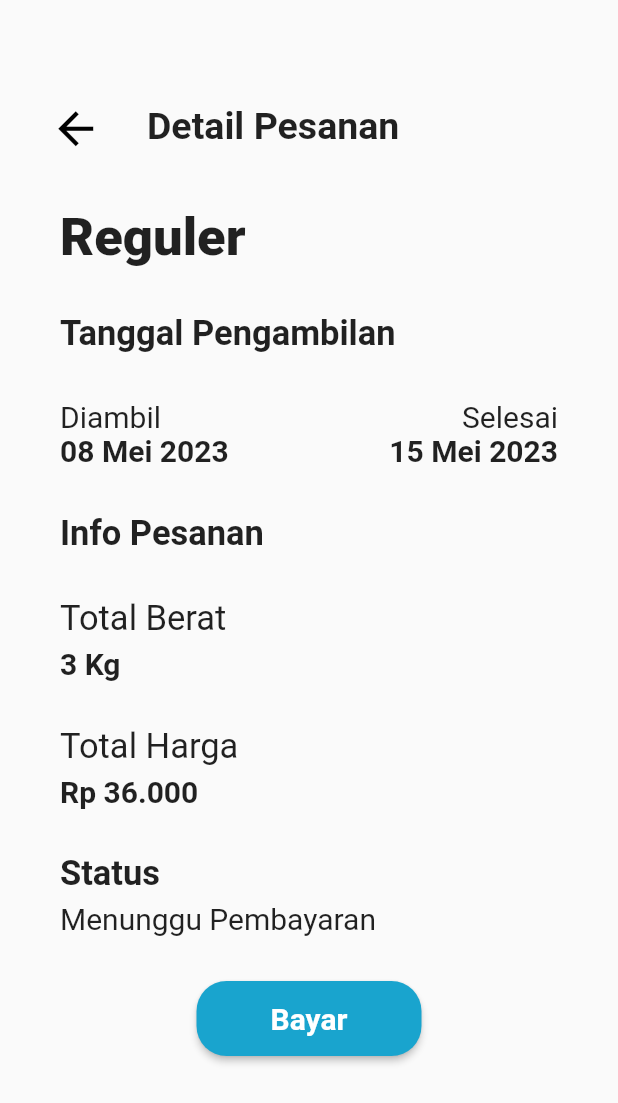
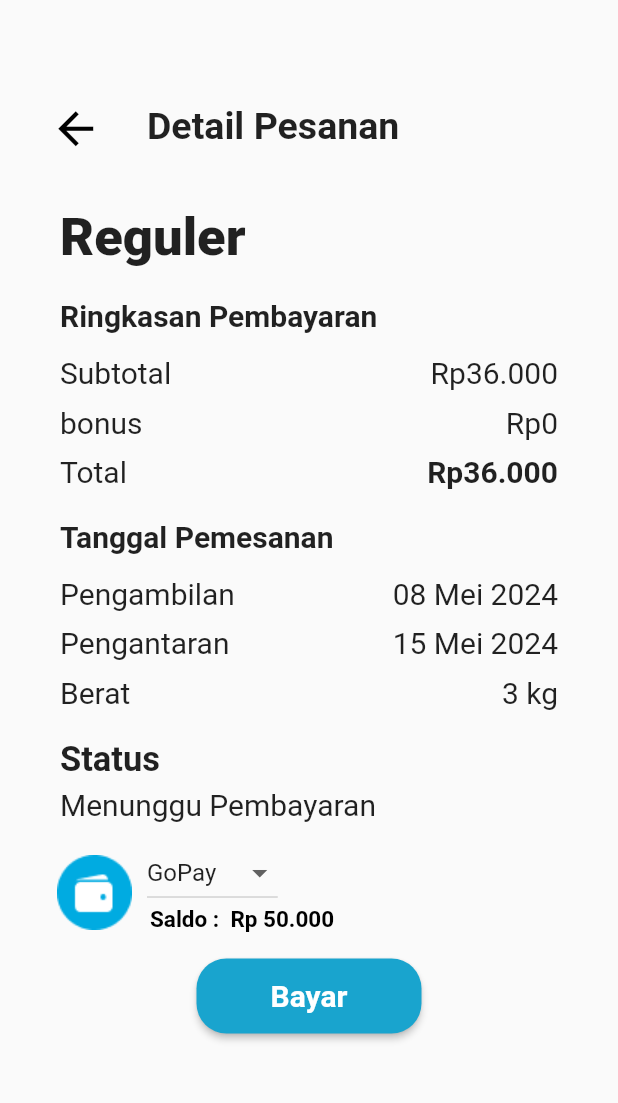
Before and after one commit to nouvosajja/Zuki-Laundry, a Flutter app: the Pesanan screen opened directly, on a phone screen of 412 x 824 dp. Shown: the top 1103 px of the screen. Run offline on Flutter 3.47's test engine with Material 2 defaults, Android fonts, the light colour scheme and no system bars; our stand-ins replace firebase_core, firebase_messaging, iconly, shared_preferences; accounts and stored records are empty.

Commit message:
[UB] fix, add feature

```diff
--- a/lib/pesanan.dart
+++ b/lib/pesanan.dart
@@ -1,5 +1,9 @@
 import 'package:flutter/material.dart';
 import 'package:zuki_laundry/pembayaran.dart';
+
+List<String> get list {
+  return ['GoPay', 'metode1', 'metode2', 'metode3'];
+}
 
 class Pesanan extends StatefulWidget {
   const Pesanan({super.key});
@@ -9,6 +13,7 @@ class Pesanan extends StatefulWidget {
 }
 
 class _PesananState extends State<Pesanan> {
+  String selectedValue = "GoPay";
   @override
   Widget build(BuildContext context) {
     return Scaffold(
@@ -55,26 +60,26 @@ class _PesananState extends State<Pesanan> {
             ),
           ),
           const Padding(
-            padding: EdgeInsets.only(top: 30, left: 40),
+            padding: EdgeInsets.only(top: 20, left: 40),
             child: Align(
               alignment: Alignment.centerLeft,
               child: Text(
-                'Tanggal Pengambilan',
+                'Ringkasan Pembayaran',
                 style: TextStyle(
-                  fontSize: 23,
+                  fontSize: 20,
                   fontWeight: FontWeight.w700,
                 ),
               ),
             ),
           ),
-          const SizedBox(height: 30),
+          const SizedBox(height: 15),
           Padding(
             padding: const EdgeInsets.symmetric(horizontal: 40),
             child: Row(
               // make text diambil & selesai
               children: const [
                 Text(
-                  'Diambil',
+                  'Subtotal',
                   style: TextStyle(
                     fontSize: 20,
                     fontWeight: FontWeight.w400,
@@ -82,7 +87,7 @@ class _PesananState extends State<Pesanan> {
                 ),
                 Spacer(),
                 Text(
-                  'Selesai',
+                  'Rp36.000',
                   style: TextStyle(
                     fontSize: 20,
                     fontWeight: FontWeight.w400,
@@ -91,21 +96,46 @@ class _PesananState extends State<Pesanan> {
               ],
             ),
           ),
+          const SizedBox(height: 10),
           Padding(
             padding: const EdgeInsets.symmetric(horizontal: 40),
             child: Row(
               // make text diambil & selesai
               children: const [
                 Text(
-                  '08 Mei 2023',
+                  'bonus',
                   style: TextStyle(
                     fontSize: 20,
-                    fontWeight: FontWeight.w700,
+                    fontWeight: FontWeight.w400,
                   ),
                 ),
                 Spacer(),
                 Text(
-                  '15 Mei 2023',
+                  'Rp0',
+                  style: TextStyle(
+                    fontSize: 20,
+                    fontWeight: FontWeight.w400,
+                  ),
+                ),
+              ],
+            ),
+          ),
+          const SizedBox(height: 10),
+          Padding(
+            padding: const EdgeInsets.symmetric(horizontal: 40),
+            child: Row(
+              // make text diambil & selesai
+              children: const [
+                Text(
+                  'Total',
+                  style: TextStyle(
+                    fontSize: 20,
+                    fontWeight: FontWeight.w400,
+                  ),
+                ),
+                Spacer(),
+                Text(
+                  'Rp36.000',
                   style: TextStyle(
                     fontSize: 20,
                     fontWeight: FontWeight.w700,
@@ -116,37 +146,11 @@ class _PesananState extends State<Pesanan> {
           ),
           // make text info pesanan
           const Padding(
-            padding: EdgeInsets.only(top: 30, left: 40),
+            padding: EdgeInsets.only(top: 20, left: 40),
             child: Align(
               alignment: Alignment.centerLeft,
               child: Text(
-                'Info Pesanan',
-                style: TextStyle(
-                  fontSize: 23,
-                  fontWeight: FontWeight.w700,
-                ),
-              ),
-            ),
-          ),
-          const Padding(
-            padding: EdgeInsets.only(top: 30, left: 40),
-            child: Align(
-              alignment: Alignment.centerLeft,
-              child: Text(
-                'Total Berat',
-                style: TextStyle(
-                  fontSize: 23,
-                  fontWeight: FontWeight.normal,
-                ),
-              ),
-            ),
-          ),
-          const Padding(
-            padding: EdgeInsets.only(top: 5, left: 40),
-            child: Align(
-              alignment: Alignment.centerLeft,
-              child: Text(
-                '3 Kg',
+                'Tanggal Pemesanan',
                 style: TextStyle(
                   fontSize: 20,
                   fontWeight: FontWeight.w700,
@@ -154,34 +158,80 @@ class _PesananState extends State<Pesanan> {
               ),
             ),
           ),
-          const Padding(
-            padding: EdgeInsets.only(top: 30, left: 40),
-            child: Align(
-              alignment: Alignment.centerLeft,
-              child: Text(
-                'Total Harga',
-                style: TextStyle(
-                  fontSize: 23,
-                  fontWeight: FontWeight.normal,
+          const SizedBox(height: 15),
+          Padding(
+            padding: const EdgeInsets.symmetric(horizontal: 40),
+            child: Row(
+              // make text diambil & selesai
+              children: const [
+                Text(
+                  'Pengambilan',
+                  style: TextStyle(
+                    fontSize: 20,
+                    fontWeight: FontWeight.w400,
+                  ),
                 ),
-              ),
+                Spacer(),
+                Text(
+                  '08 Mei 2024',
+                  style: TextStyle(
+                    fontSize: 20,
+                    fontWeight: FontWeight.w400,
+                  ),
+                ),
+              ],
+            ),
+          ),
+          const SizedBox(height: 10),
+          Padding(
+            padding: const EdgeInsets.symmetric(horizontal: 40),
+            child: Row(
+              // make text diambil & selesai
+              children: const [
+                Text(
+                  'Pengantaran',
+                  style: TextStyle(
+                    fontSize: 20,
+                    fontWeight: FontWeight.w400,
+                  ),
+                ),
+                Spacer(),
+                Text(
+                  '15 Mei 2024',
+                  style: TextStyle(
+                    fontSize: 20,
+                    fontWeight: FontWeight.w400,
+                  ),
+                ),
+              ],
+            ),
+          ),
+          const SizedBox(height: 10),
+          Padding(
+            padding: const EdgeInsets.symmetric(horizontal: 40),
+            child: Row(
+              // make text diambil & selesai
+              children: const [
+                Text(
+                  'Berat',
+                  style: TextStyle(
+                    fontSize: 20,
+                    fontWeight: FontWeight.w400,
+                  ),
+                ),
+                Spacer(),
+                Text(
+                  '3 kg',
+                  style: TextStyle(
+                    fontSize: 20,
+                    fontWeight: FontWeight.w400,
+                  ),
+                ),
+              ],
             ),
           ),
           const Padding(
-            padding: EdgeInsets.only(top: 5, left: 40),
-            child: Align(
-              alignment: Alignment.centerLeft,
-              child: Text(
-                'Rp 36.000',
-                style: TextStyle(
-                  fontSize: 20,
-                  fontWeight: FontWeight.w700,
-                ),
-              ),
-            ),
-          ),
-          const Padding(
-            padding: EdgeInsets.only(top: 30, left: 40),
+            padding: EdgeInsets.only(top: 20, left: 40),
             child: Align(
               alignment: Alignment.centerLeft,
               child: Text(
@@ -206,8 +256,72 @@ class _PesananState extends State<Pesanan> {
               ),
             ),
           ),
+          Container(
+            // autogroupctyivMk (UTvPypu7bc1GzyxyJ3cTYi)
+            margin: const EdgeInsets.fromLTRB(0, 10, 0, 0),
+            height: 71,
+            width: double.infinity,
+            child: Row(
+              crossAxisAlignment: CrossAxisAlignment.start,
+              children: [
+                Container(
+                  margin: const EdgeInsets.fromLTRB(38, 12, 0, 0),
+                  // gopayeHk (338:198)
+                  width: 50,
+                  height: 50,
+                  child: Image.asset(
+                    ("asset/images/GoPay.png"),
+                    width: 50,
+                    height: 50,
+                  ),
+                ),
+                Container(
+                  // autogroup4nqtMxr (UTvQ6A3uAUmA6MomTQ4nqt)
+                  margin: const EdgeInsets.fromLTRB(10, 0, 0, 0),
+                  width: 150,
+                  height: double.infinity,
+                  child: Column(
+                    children: [
+                      Align(
+                        alignment: Alignment.topLeft,
+                        child: DropdownButton(
+                          value: selectedValue,
+                          onChanged: (String? newValue) {
+                            setState(() {
+                              selectedValue = newValue!;
+                            });
+                          },
+                          items: list
+                              .map<DropdownMenuItem<String>>((String value) {
+                            return DropdownMenuItem<String>(
+                              value: value,
+                              child: Text(value),
+                            );
+                          }).toList(),
+                        ),
+                      ),
+                      Container(
+                        // saldorp50000q7L (338:202)
+                        margin: const EdgeInsets.fromLTRB(2, 0, 0, 0),
+                        width: double.infinity,
+                        child: const Text(
+                          'Saldo :  Rp 50.000',
+                          style: TextStyle(
+                            fontSize: 15,
+                            fontWeight: FontWeight.w600,
+                            height: 1,
+                            color: Color(0xff000000),
+                          ),
+                        ),
+                      ),
+                    ],
+                  ),
+                ),
+              ],
+            ),
+          ),
           Padding(
-            padding: const EdgeInsets.only(top: 30),
+            padding: const EdgeInsets.only(top: 10),
             child: Align(
               alignment: Alignment.center,
               child: ElevatedButton(
```
